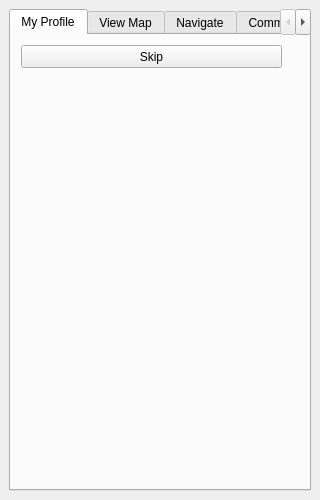
Old version of the form WalkAble/walkable_dockwidget_base.ui in the repository hsalko/GEO1005.
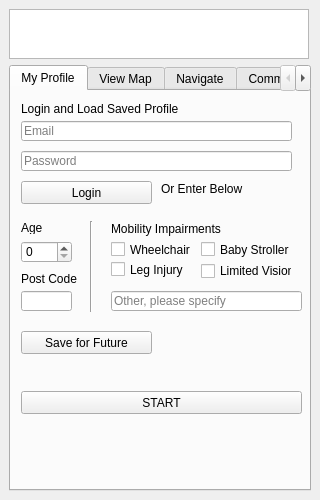
New version of the form. The open tabs and pages were chosen to show the change.

Commit message: profile tab

```diff
--- a/WalkAble/walkable_dockwidget_base.ui
+++ b/WalkAble/walkable_dockwidget_base.ui
@@ -31,7 +31,23 @@
   <widget class="QWidget" name="dockWidgetContents">
    <layout class="QGridLayout" name="gridLayout">
     <item row="0" column="0">
-     <widget class="QTabWidget" name="tabWidget">
+     <widget class="QGraphicsView" name="graphicsView">
+      <property name="sizePolicy">
+       <sizepolicy hsizetype="Fixed" vsizetype="Fixed">
+        <horstretch>0</horstretch>
+        <verstretch>0</verstretch>
+       </sizepolicy>
+      </property>
+      <property name="maximumSize">
+       <size>
+        <width>300</width>
+        <height>50</height>
+       </size>
+      </property>
+     </widget>
+    </item>
+    <item row="1" column="0">
+     <widget class="QTabWidget" name="tab_container">
       <property name="tabPosition">
        <enum>QTabWidget::North</enum>
       </property>
@@ -49,13 +65,231 @@
         <property name="geometry">
          <rect>
           <x>10</x>
+          <y>300</y>
+          <width>281</width>
+          <height>23</height>
+         </rect>
+        </property>
+        <property name="text">
+         <string>START</string>
+        </property>
+       </widget>
+       <widget class="QLineEdit" name="line_login_email">
+        <property name="geometry">
+         <rect>
+          <x>10</x>
+          <y>30</y>
+          <width>271</width>
+          <height>20</height>
+         </rect>
+        </property>
+        <property name="placeholderText">
+         <string>Email</string>
+        </property>
+       </widget>
+       <widget class="QLineEdit" name="line_login_password">
+        <property name="geometry">
+         <rect>
+          <x>10</x>
+          <y>60</y>
+          <width>271</width>
+          <height>20</height>
+         </rect>
+        </property>
+        <property name="echoMode">
+         <enum>QLineEdit::Password</enum>
+        </property>
+        <property name="placeholderText">
+         <string>Password</string>
+        </property>
+       </widget>
+       <widget class="QLabel" name="label">
+        <property name="geometry">
+         <rect>
+          <x>10</x>
           <y>10</y>
-          <width>261</width>
+          <width>271</width>
+          <height>16</height>
+         </rect>
+        </property>
+        <property name="text">
+         <string>Login and Load Saved Profile</string>
+        </property>
+       </widget>
+       <widget class="QPushButton" name="pushButton">
+        <property name="geometry">
+         <rect>
+          <x>10</x>
+          <y>90</y>
+          <width>131</width>
           <height>23</height>
          </rect>
         </property>
         <property name="text">
-         <string>Skip</string>
+         <string>Login</string>
+        </property>
+       </widget>
+       <widget class="QSpinBox" name="spinBox">
+        <property name="geometry">
+         <rect>
+          <x>10</x>
+          <y>150</y>
+          <width>51</width>
+          <height>22</height>
+         </rect>
+        </property>
+       </widget>
+       <widget class="QLabel" name="label_2">
+        <property name="geometry">
+         <rect>
+          <x>10</x>
+          <y>130</y>
+          <width>46</width>
+          <height>13</height>
+         </rect>
+        </property>
+        <property name="text">
+         <string>Age</string>
+        </property>
+       </widget>
+       <widget class="QLineEdit" name="lineEdit">
+        <property name="geometry">
+         <rect>
+          <x>10</x>
+          <y>200</y>
+          <width>51</width>
+          <height>20</height>
+         </rect>
+        </property>
+       </widget>
+       <widget class="QLabel" name="label_3">
+        <property name="geometry">
+         <rect>
+          <x>10</x>
+          <y>180</y>
+          <width>61</width>
+          <height>16</height>
+         </rect>
+        </property>
+        <property name="text">
+         <string>Post Code</string>
+        </property>
+       </widget>
+       <widget class="QLabel" name="label_4">
+        <property name="geometry">
+         <rect>
+          <x>150</x>
+          <y>90</y>
+          <width>131</width>
+          <height>16</height>
+         </rect>
+        </property>
+        <property name="text">
+         <string>Or Enter Below</string>
+        </property>
+       </widget>
+       <widget class="QPushButton" name="pushButton_2">
+        <property name="geometry">
+         <rect>
+          <x>10</x>
+          <y>240</y>
+          <width>131</width>
+          <height>23</height>
+         </rect>
+        </property>
+        <property name="text">
+         <string>Save for Future</string>
+        </property>
+       </widget>
+       <widget class="QCheckBox" name="checkBox">
+        <property name="geometry">
+         <rect>
+          <x>100</x>
+          <y>150</y>
+          <width>91</width>
+          <height>17</height>
+         </rect>
+        </property>
+        <property name="text">
+         <string>Wheelchair</string>
+        </property>
+       </widget>
+       <widget class="QCheckBox" name="checkBox_2">
+        <property name="geometry">
+         <rect>
+          <x>190</x>
+          <y>150</y>
+          <width>91</width>
+          <height>17</height>
+         </rect>
+        </property>
+        <property name="text">
+         <string>Baby Stroller</string>
+        </property>
+       </widget>
+       <widget class="QCheckBox" name="checkBox_3">
+        <property name="geometry">
+         <rect>
+          <x>100</x>
+          <y>170</y>
+          <width>121</width>
+          <height>17</height>
+         </rect>
+        </property>
+        <property name="text">
+         <string>Leg Injury</string>
+        </property>
+       </widget>
+       <widget class="QCheckBox" name="checkBox_4">
+        <property name="geometry">
+         <rect>
+          <x>190</x>
+          <y>170</y>
+          <width>91</width>
+          <height>20</height>
+         </rect>
+        </property>
+        <property name="text">
+         <string>Limited Vision</string>
+        </property>
+       </widget>
+       <widget class="QLabel" name="label_5">
+        <property name="geometry">
+         <rect>
+          <x>100</x>
+          <y>130</y>
+          <width>121</width>
+          <height>16</height>
+         </rect>
+        </property>
+        <property name="text">
+         <string>Mobility Impairments</string>
+        </property>
+       </widget>
+       <widget class="QLineEdit" name="lineEdit_2">
+        <property name="geometry">
+         <rect>
+          <x>100</x>
+          <y>200</y>
+          <width>191</width>
+          <height>20</height>
+         </rect>
+        </property>
+        <property name="placeholderText">
+         <string>Other, please specify</string>
+        </property>
+       </widget>
+       <widget class="Line" name="line">
+        <property name="geometry">
+         <rect>
+          <x>70</x>
+          <y>130</y>
+          <width>20</width>
+          <height>91</height>
+         </rect>
+        </property>
+        <property name="orientation">
+         <enum>Qt::Vertical</enum>
         </property>
        </widget>
       </widget>
```
Left out of the diff: 4 changed lines with no effect on the pictures. The commit also changes 3 other files.
